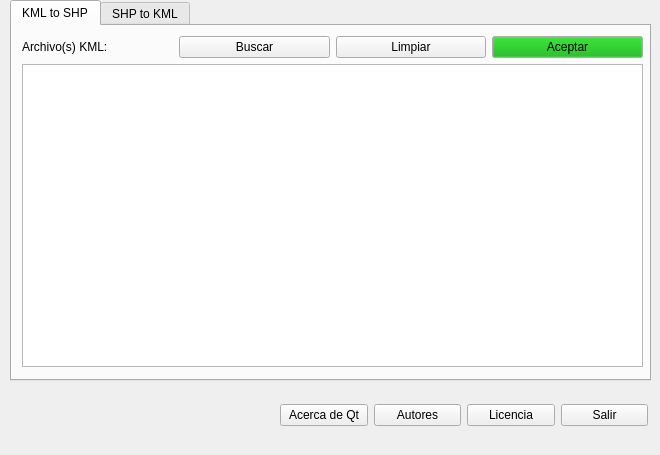
The window that window.ui (laar19/KmlShpConvert) describes before a commit, drawn with Qt 5.
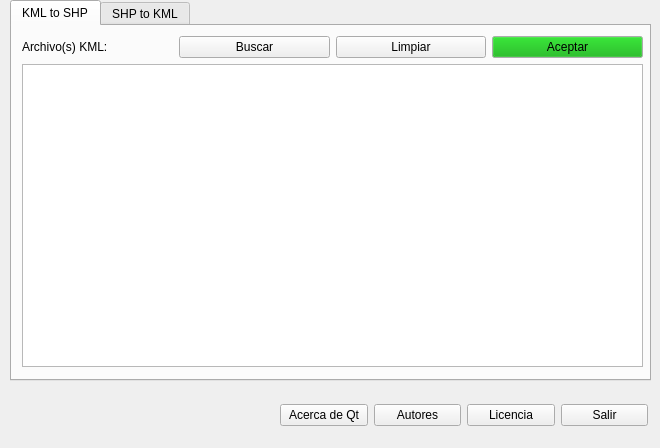
The same window after the commit.

Commit message: Cambios menores en el código

```diff
--- a/window.ui
+++ b/window.ui
@@ -7,7 +7,7 @@
     <x>0</x>
     <y>0</y>
     <width>660</width>
-    <height>455</height>
+    <height>448</height>
    </rect>
   </property>
   <property name="windowTitle">
```
The commit also changes 1 other file.
